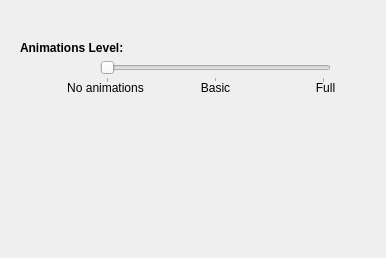
This is src/config.ui in psifidotos/workflow-project as Qt 5 draws it before an edit. The edited form follows.
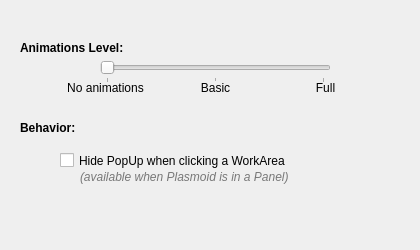
This is the edited form.

Commit message:
added behavior in configuration dialog, improved dialogs
--added the possibility for the user to set the behavior
of clicking a WorkArea when Plasmoid is in a Panel.
(hiding the PopUp or not)
--because of very different situations for the plasmoid
(in the Panel and in the Dashboard), two dialogs (setting
Activity icon and Configuration Dialog) had a not very
consistent behavior with the plasmoid (modality issue).
Improved this experience with various signals and slots.

```diff
--- a/src/config.ui
+++ b/src/config.ui
@@ -6,10 +6,22 @@
    <rect>
     <x>0</x>
     <y>0</y>
-    <width>386</width>
-    <height>258</height>
+    <width>420</width>
+    <height>250</height>
    </rect>
   </property>
+  <property name="sizePolicy">
+   <sizepolicy hsizetype="MinimumExpanding" vsizetype="MinimumExpanding">
+    <horstretch>0</horstretch>
+    <verstretch>0</verstretch>
+   </sizepolicy>
+  </property>
+  <property name="minimumSize">
+   <size>
+    <width>420</width>
+    <height>250</height>
+   </size>
+  </property>
   <property name="windowTitle">
    <string>Form</string>
   </property>
@@ -102,6 +114,76 @@
     <set>Qt::AlignCenter</set>
    </property>
   </widget>
+  <widget class="QLabel" name="label_5">
+   <property name="geometry">
+    <rect>
+     <x>20</x>
+     <y>120</y>
+     <width>241</width>
+     <height>16</height>
+    </rect>
+   </property>
+   <property name="font">
+    <font>
+     <weight>75</weight>
+     <bold>true</bold>
+    </font>
+   </property>
+   <property name="text">
+    <string>Behavior:</string>
+   </property>
+  </widget>
+  <widget class="QCheckBox" name="hideOnClickCheckBox">
+   <property name="enabled">
+    <bool>true</bool>
+   </property>
+   <property name="geometry">
+    <rect>
+     <x>60</x>
+     <y>150</y>
+     <width>331</width>
+     <height>21</height>
+    </rect>
+   </property>
+   <property name="text">
+    <string>Hide PopUp when clicking a WorkArea</string>
+   </property>
+  </widget>
+  <widget class="QLabel" name="hidePopUpSubLbl">
+   <property name="enabled">
+    <bool>true</bool>
+   </property>
+   <property name="geometry">
+    <rect>
+     <x>80</x>
+     <y>170</y>
+     <width>291</width>
+     <height>41</height>
+    </rect>
+   </property>
+   <property name="font">
+    <font>
+     <pointsize>9</pointsize>
+     <weight>50</weight>
+     <italic>true</italic>
+     <bold>false</bold>
+    </font>
+   </property>
+   <property name="styleSheet">
+    <string notr="true">#hidePopUpSubLbl{
+	color:rgb(120, 120, 120);
+}</string>
+   </property>
+   <property name="text">
+    <string>(available when Plasmoid is in a Panel)</string>
+   </property>
+   <property name="alignment">
+    <set>Qt::AlignLeading|Qt::AlignLeft|Qt::AlignTop</set>
+   </property>
+   <property name="wordWrap">
+    <bool>true</bool>
+   </property>
+  </widget>
  </widget>
  <resources/>
  <connections/>
```
The commit also changes 9 other files.
